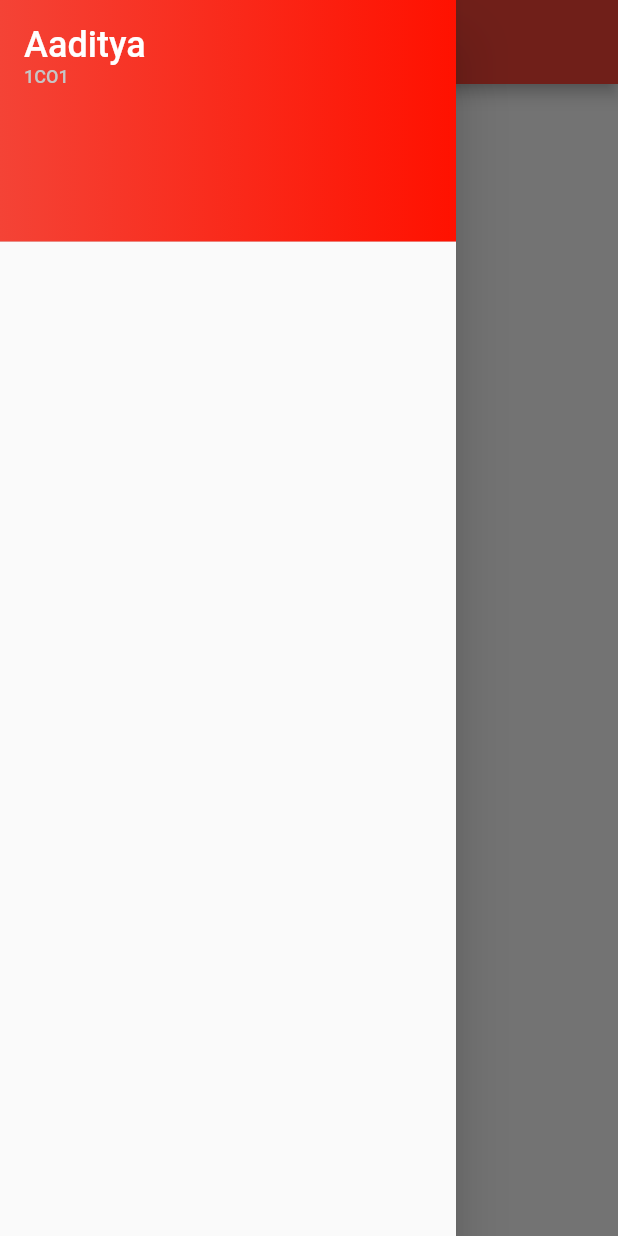
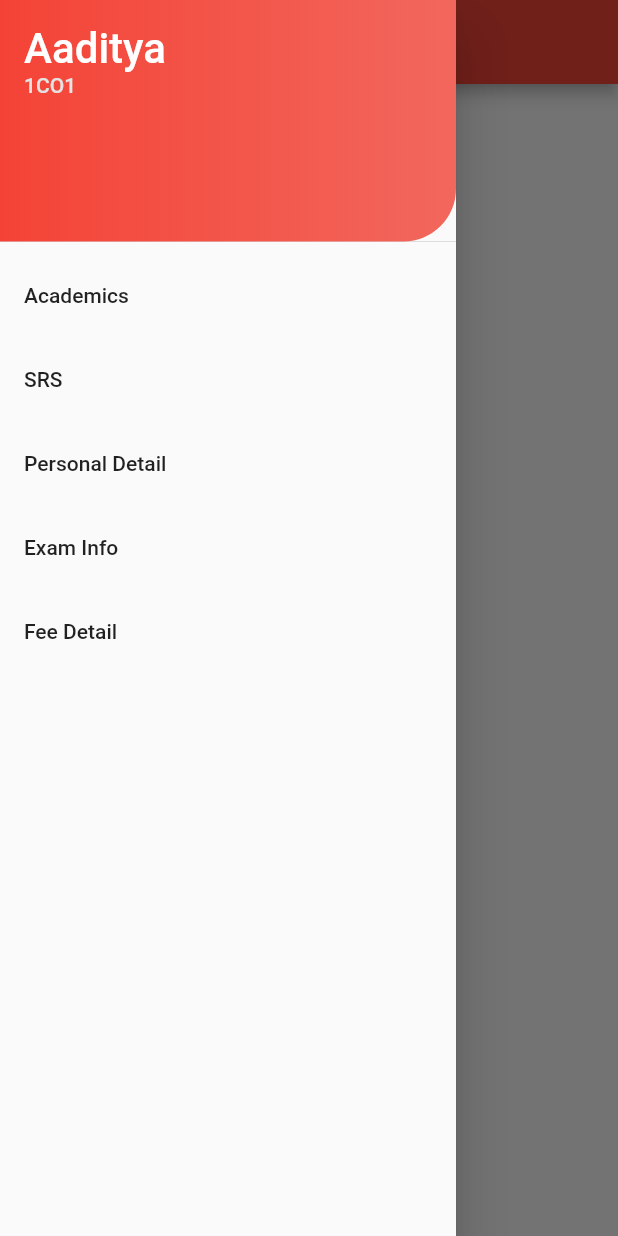
Before and after one commit to aadi-1024/project_app, a Flutter app: the screen it shows after launch, with the side drawer open, on a phone screen of 412 x 824 dp. Run offline on Flutter 3.47's test engine with Material 2 defaults, Android fonts, the phone set to English and light mode, and no system bars.

Commit message:
Basic navdrawer layout ready

```diff
--- a/lib/drawer/navdrawer.dart
+++ b/lib/drawer/navdrawer.dart
@@ -1,5 +1,6 @@
 import 'package:flutter/material.dart';
 import './user_drawer_header.dart';
+import './navlist.dart';
 
 class NavDrawer extends StatelessWidget {
   final String name;
@@ -9,9 +10,9 @@ class NavDrawer extends StatelessWidget {
   @override
   Widget build(BuildContext context) {
     return Column(
-      mainAxisSize: MainAxisSize.min,
       children: [
         UserHeader(name, group),
+        const NavList(),
       ],
     );
   }
--- /dev/null
+++ b/lib/drawer/navlist.dart
@@ -0,0 +1,24 @@
+import 'package:flutter/material.dart';
+
+class NavList extends StatefulWidget {
+  const NavList({super.key});
+
+  @override
+  State<NavList> createState() => _NavListState();
+}
+
+class _NavListState extends State<NavList> {
+  final categories = ['Academics', 'SRS', 'Personal Detail', 'Exam Info', 'Fee Detail'];
+
+  @override
+  Widget build(BuildContext context) {
+    return SizedBox(
+      height: 400.0,
+      child: ListView(
+        children:  [
+          ...(categories.map((e) => ListTile(title: Text(e),)).toList()),
+        ],
+      ),
+    );
+  }
+}
--- a/lib/drawer/user_drawer_header.dart
+++ b/lib/drawer/user_drawer_header.dart
@@ -12,8 +12,11 @@ class UserHeader extends StatelessWidget {
       decoration: const BoxDecoration(
         gradient: LinearGradient(colors: [
           Colors.red,
-          Color.fromARGB(255, 255, 17, 0),
+          Color.fromARGB(255, 242, 103, 93),
         ]),
+        borderRadius: BorderRadiusDirectional.only(
+          bottomEnd: Radius.circular(35.0),
+        ),
       ),
       child: SizedBox(
         width: double.infinity,
@@ -25,7 +28,7 @@ class UserHeader extends StatelessWidget {
                   //Name
                   name,
                   style: const TextStyle(
-                    fontSize: 24,
+                    fontSize: 28,
                     color: Colors.white,
                   ),
                 ),
@@ -37,8 +40,8 @@ class UserHeader extends StatelessWidget {
                   //Group
                   group,
                   style: const TextStyle(
-                    fontSize: 12,
-                    color: Color.fromARGB(255, 198, 198, 198),
+                    fontSize: 14,
+                    color: Color.fromARGB(255, 227, 227, 227),
                   ),
                 ),
                 const Spacer(),
```
